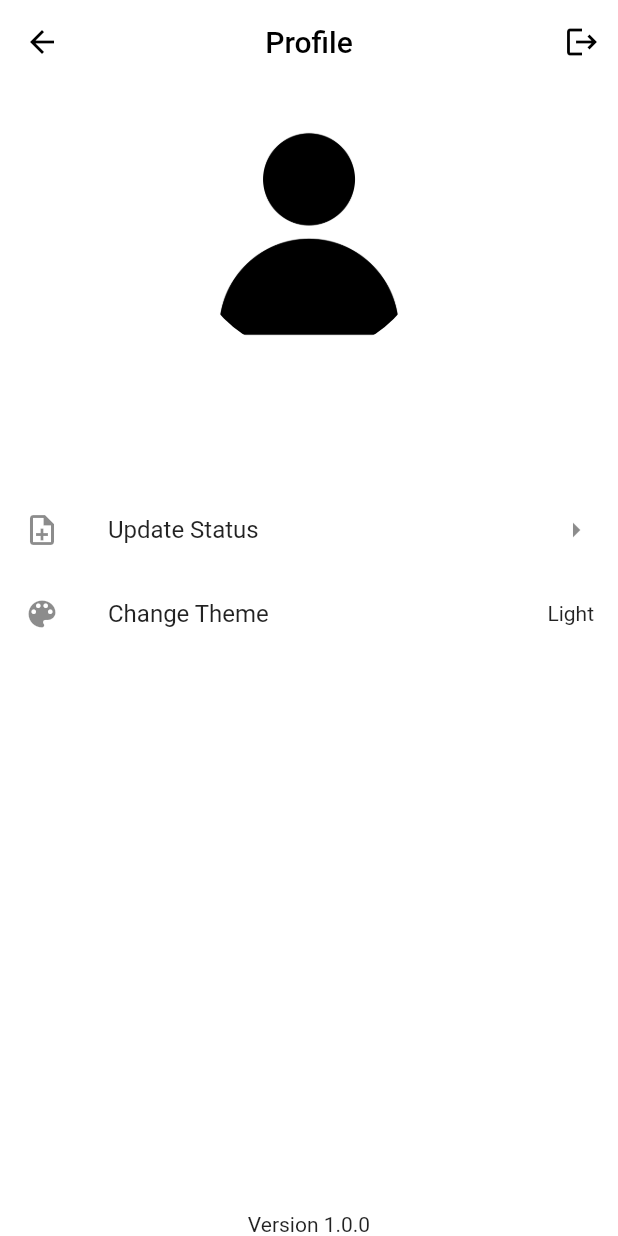
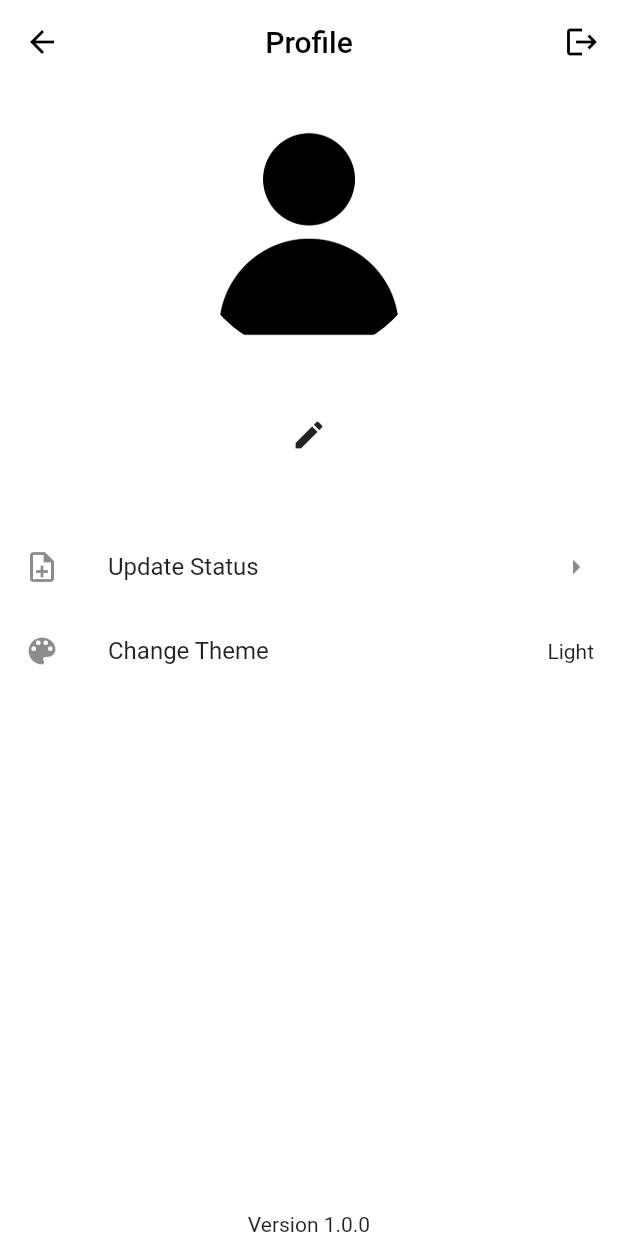
Before and after one commit to emptyplayer07/chat-app, a Flutter app: the ProfilePage screen opened by its route, on a phone screen of 412 x 824 dp. Run offline on Flutter 3.47's test engine with Material 2 defaults, Android fonts, the phone set to English and light mode, and no system bars; drawn by our look-alikes of avatar_glow; our stand-ins replace cloud_firestore, firebase_auth, firebase_core, get, lottie; accounts and stored records are empty; network calls fail.

Commit message:
add sedikit

```diff
--- a/lib/pages/profile_page.dart
+++ b/lib/pages/profile_page.dart
@@ -54,8 +54,8 @@ class ProfilePage extends StatelessWidget {
               glowColor: Colors.blue,
               child: Container(
                 margin: const EdgeInsets.all(20),
-                width: screenWidth * 0.5,
-                height: screenHeight * 0.5,
+                width: Get.width * 1,
+                height: Get.height * 1,
                 child: cloudFirestoreC.userModel.imgUrl == "no image"
                     ? ClipRRect(
                         borderRadius: BorderRadius.circular(100),
@@ -74,12 +74,21 @@ class ProfilePage extends StatelessWidget {
             const SizedBox(
               height: 10,
             ),
+            Row(
+              mainAxisAlignment: MainAxisAlignment.center,
+              children: [
                 Text(
                   "${cloudFirestoreC.userModel.nama}",
                   style: const TextStyle(
                     fontSize: 20,
                     fontWeight: FontWeight.bold,
                   ),
+                ),
+                IconButton(
+                  onPressed: () {},
+                  icon: Icon(Icons.edit),
+                )
+              ],
             ),
             Text("${cloudFirestoreC.userModel.email}"),
             const SizedBox(
```
Also changed, not shown: lib/main.dart (+0 -8 lines). Lines whose indentation alone changed are shown as unchanged.
